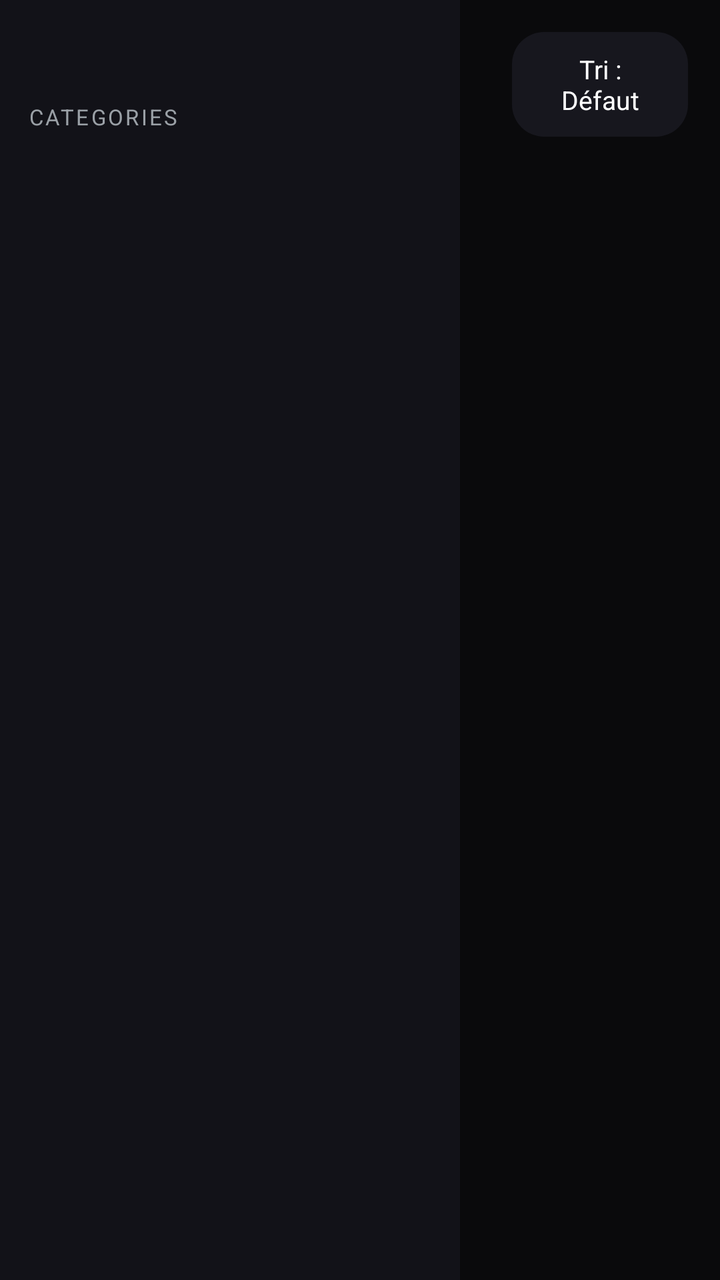
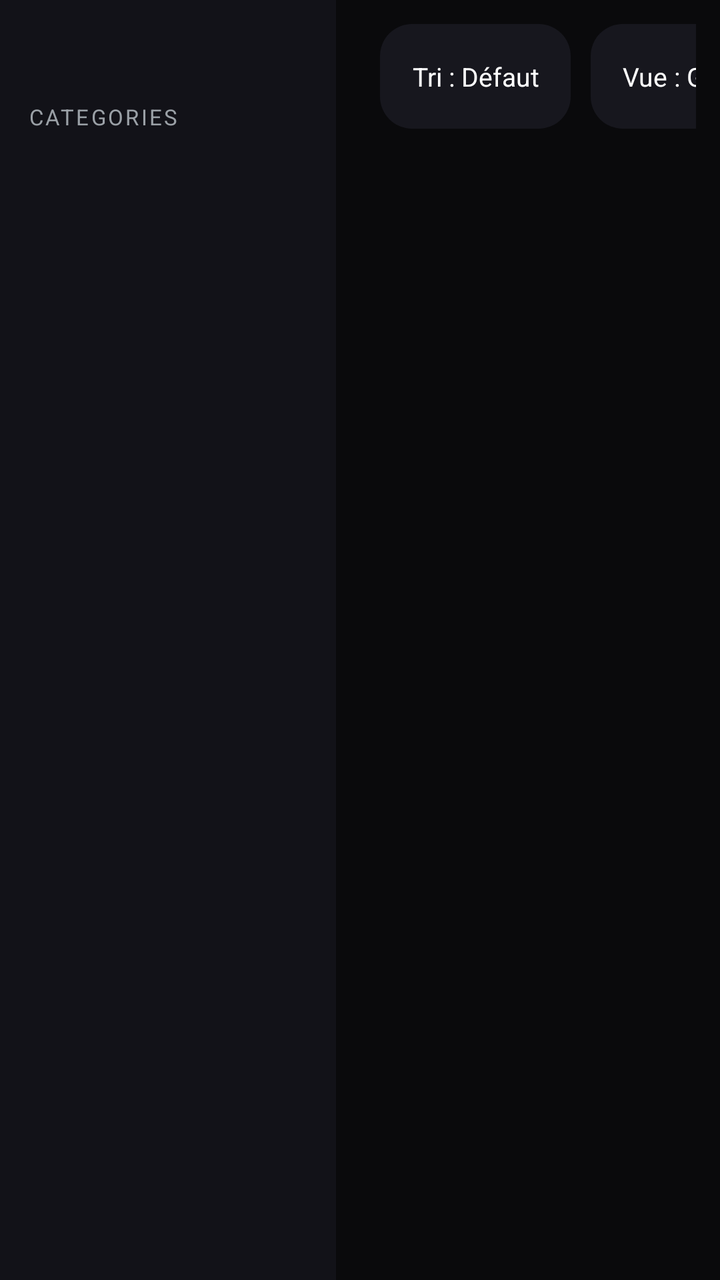

Compare the two renders of this Android layout. The source of the first and the diff that turns it into the second are given below.
<!-- AndroidManifest.xml: application theme Theme.KZ -->
<!-- res/layout/activity_browse.xml -->
<?xml version="1.0" encoding="utf-8"?>
<LinearLayout xmlns:android="http://schemas.android.com/apk/res/android"
    android:layout_width="match_parent"
    android:layout_height="match_parent"
    android:orientation="horizontal"
    android:background="@color/bg">

    
    <LinearLayout
        android:layout_width="230dp"
        android:layout_height="match_parent"
        android:orientation="vertical"
        android:background="@color/bg2"
        android:padding="14dp">

        <TextView
            android:id="@+id/titleTv"
            android:layout_width="wrap_content"
            android:layout_height="wrap_content"
            android:textColor="@color/text"
            android:textSize="20sp"
            android:textStyle="bold"
            android:layout_marginTop="6dp"
            android:layout_marginBottom="4dp" />

        <TextView
            android:layout_width="wrap_content"
            android:layout_height="wrap_content"
            android:text="CATEGORIES"
            android:textColor="@color/muted"
            android:textSize="11sp"
            android:letterSpacing="0.1"
            android:layout_marginBottom="10dp" />

        <androidx.recyclerview.widget.RecyclerView
            android:id="@+id/catRv"
            android:layout_width="match_parent"
            android:layout_height="0dp"
            android:layout_weight="1" />
    </LinearLayout>

    
    <LinearLayout
        android:layout_width="0dp"
        android:layout_height="match_parent"
        android:layout_weight="1"
        android:orientation="vertical"
        android:padding="16dp">

        <LinearLayout
            android:layout_width="match_parent"
            android:layout_height="wrap_content"
            android:orientation="horizontal"
            android:layout_marginBottom="12dp">

            <EditText
                android:id="@+id/searchEt"
                android:layout_width="0dp"
                android:layout_weight="1"
                android:layout_height="wrap_content"
                android:hint="Rechercher..."
                android:inputType="text"
                android:textColor="@color/text"
                android:textColorHint="@color/muted"
                android:background="@drawable/bg_card"
                android:padding="14dp" />

            <TextView
                android:id="@+id/sortBtn"
                android:layout_width="wrap_content"
                android:layout_height="match_parent"
                android:gravity="center"
                android:text="Tri : Défaut"
                android:textColor="@color/text"
                android:textSize="13sp"
                android:background="@drawable/bg_card"
                android:paddingStart="16dp"
                android:paddingEnd="16dp"
                android:layout_marginStart="10dp"
                android:clickable="true"
                android:focusable="true" />

            <TextView
                android:id="@+id/viewBtn"
                android:layout_width="wrap_content"
                android:layout_height="match_parent"
                android:gravity="center"
                android:text="Vue : Grille"
                android:textColor="@color/text"
                android:textSize="13sp"
                android:background="@drawable/bg_card"
                android:paddingStart="16dp"
                android:paddingEnd="16dp"
                android:layout_marginStart="10dp"
                android:clickable="true"
                android:focusable="true" />

            <TextView
                android:id="@+id/catBtn"
                android:layout_width="wrap_content"
                android:layout_height="match_parent"
                android:gravity="center"
                android:text="Catégories"
                android:textColor="@color/text"
                android:textSize="13sp"
                android:background="@drawable/bg_card"
                android:paddingStart="16dp"
                android:paddingEnd="16dp"
                android:layout_marginStart="10dp"
                android:clickable="true"
                android:focusable="true" />
        </LinearLayout>

        <FrameLayout
            android:layout_width="match_parent"
            android:layout_height="0dp"
            android:layout_weight="1">

            <androidx.recyclerview.widget.RecyclerView
                android:id="@+id/itemRv"
                android:layout_width="match_parent"
                android:layout_height="match_parent" />

            <ProgressBar
                android:id="@+id/progress"
                android:layout_width="wrap_content"
                android:layout_height="wrap_content"
                android:layout_gravity="center"
                android:visibility="gone" />

            <TextView
                android:id="@+id/msgTv"
                android:layout_width="wrap_content"
                android:layout_height="wrap_content"
                android:layout_gravity="center"
                android:textColor="@color/muted"
                android:gravity="center" />
        </FrameLayout>
    </LinearLayout>

</LinearLayout>
<!-- resources referenced by this layout -->
<resources>
  <color name="bg">#0A0A0C</color>
  <color name="bg2">#121218</color>
  <color name="muted">#9AA0A6</color>
  <color name="text">#FFFFFF</color>
  <!-- drawable bg_card (drawable) -->
  <?xml version="1.0" encoding="utf-8"?>
  <shape xmlns:android="http://schemas.android.com/apk/res/android" android:shape="rectangle">
      <solid android:color="@color/card" />
      <corners android:radius="16dp" />
  </shape>
  <style name="Theme.KZ" parent="Theme.Material3.DayNight.NoActionBar">
          <item name="android:windowBackground">@color/bg</item>
          <item name="android:statusBarColor">@color/bg</item>
          <item name="android:navigationBarColor">@color/bg</item>
          <item name="colorPrimary">@color/accent</item>
          <item name="colorOnPrimary">@color/text</item>
      </style>
  <color name="card">#17171E</color>
  <color name="accent">#E50914</color>
</resources>

<!-- the commit's change to res/layout/activity_browse.xml (unified diff, before → after) -->
@@ -7,7 +7,7 @@
 
     
     <LinearLayout
-        android:layout_width="230dp"
+        android:layout_width="@dimen/cl_cat_col_w"
         android:layout_height="match_parent"
         android:orientation="vertical"
         android:background="@color/bg2"
@@ -45,7 +45,7 @@
         android:layout_height="match_parent"
         android:layout_weight="1"
         android:orientation="vertical"
-        android:padding="16dp">
+        android:padding="@dimen/cl_content_pad">
 
         <LinearLayout
             android:layout_width="match_parent"
<!-- resource entries referenced after the edit -->
@@ -4,6 +4,8 @@
   <color name="bg2">#121218</color>
   <color name="muted">#9AA0A6</color>
   <color name="text">#FFFFFF</color>
+  <dimen name="cl_cat_col_w">168dp</dimen>
+  <dimen name="cl_content_pad">12dp</dimen>
   <!-- drawable bg_card (drawable) -->
   <?xml version="1.0" encoding="utf-8"?>
   <shape xmlns:android="http://schemas.android.com/apk/res/android" android:shape="rectangle">
